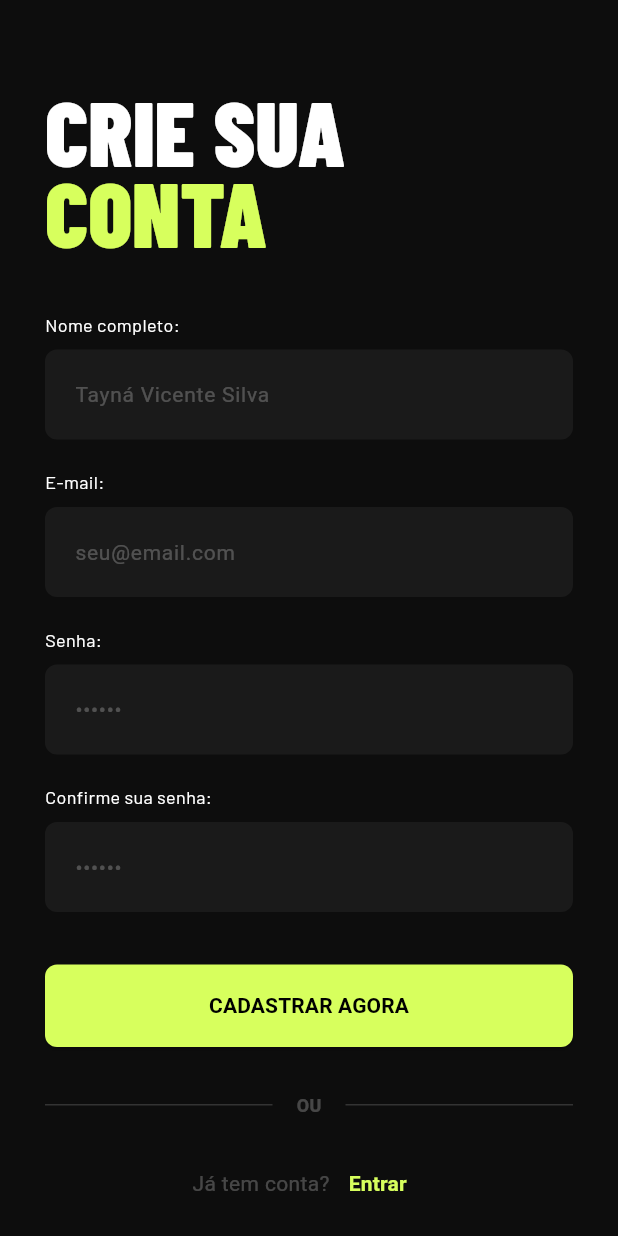
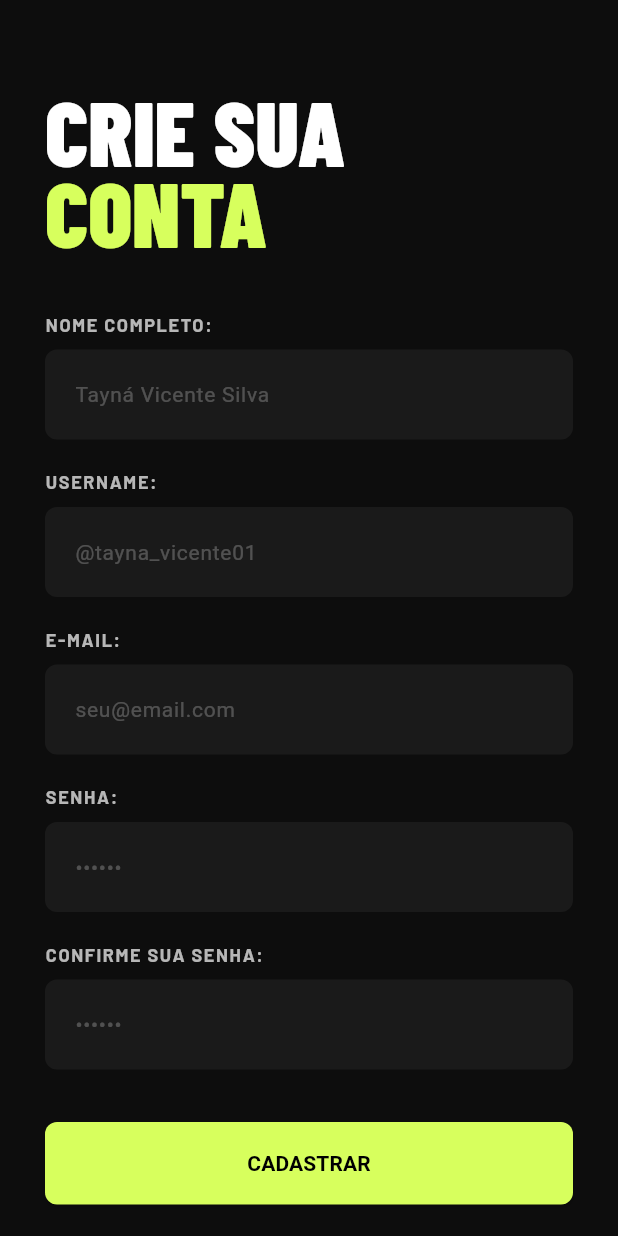
Before and after one commit to tayna01/fitness-mobile-flutter, a Flutter app: the screen it shows after launch, after a tap on "Criar conta", on a phone screen of 412 x 824 dp. Run offline on Flutter 3.47's test engine with Material 3 defaults, Android fonts, the phone set to English and light mode, and no system bars; our stand-ins replace google_fonts.

Commit message:
feat: melhorias

```diff
--- a/lib/screens/login.dart
+++ b/lib/screens/login.dart
@@ -38,11 +38,11 @@
             const SizedBox(height: 40),
 
             Text(
-              'E-mail: ',
+              'E-MAIL OU USERNAME: ',
               style: GoogleFonts.barlow(
-                color: AppColors.textPrimary,
+                color: AppColors.textPrimary.withValues(alpha: 0.7),
                 fontSize: 12,
-                fontWeight: FontWeight.normal,
+                fontWeight: FontWeight.bold,
               ),
             ),
             const SizedBox(height: 8),
@@ -50,13 +50,17 @@
             TextField(
               style: const TextStyle(color: AppColors.textPrimary),
               decoration: InputDecoration(
-                hintText: 'seu@email.com',
+                hintText: 'Digite seu e-mail ou usuário',
                 hintStyle: const TextStyle(
                   fontSize: 14,
                   color: AppColors.textSecondary,
                 ),
                 filled: true,
                 fillColor: AppColors.surface,
+                contentPadding: const EdgeInsets.symmetric(
+                  horizontal: 16,
+                  vertical: 18,
+                ),
                 border: OutlineInputBorder(
                   borderRadius: BorderRadius.circular(8),
                   borderSide: BorderSide.none,
@@ -64,14 +68,15 @@
               ),
             ),
 
-            const SizedBox(height: 15),
+            const SizedBox(height: 20),
 
             Text(
-              'Senha: ',
+              'SENHA: ',
               style: GoogleFonts.barlow(
-                color: AppColors.textPrimary,
+                color: AppColors.textPrimary.withValues(alpha: 0.7),
                 fontSize: 12,
-                fontWeight: FontWeight.normal,
+                fontWeight: FontWeight.bold,
+                letterSpacing: 1.1,
               ),
             ),
             const SizedBox(height: 8),
@@ -87,6 +92,10 @@
                 ),
                 filled: true,
                 fillColor: AppColors.surface,
+                contentPadding: const EdgeInsets.symmetric(
+                  horizontal: 16,
+                  vertical: 18,
+                ),
                 border: OutlineInputBorder(
                   borderRadius: BorderRadius.circular(8),
                   borderSide: BorderSide.none,
@@ -99,7 +108,9 @@
             SizedBox(
               height: 55,
               child: ElevatedButton(
-                onPressed: () {},
+                onPressed: () {
+                  Navigator.pushNamed(context, AppRoutes.dashboard);
+                },
                 style: ElevatedButton.styleFrom(
                   backgroundColor: AppColors.primary,
                   foregroundColor: Colors.black,
--- a/lib/screens/register.dart
+++ b/lib/screens/register.dart
@@ -1,4 +1,5 @@
 import 'package:fitness_mobile_flutter/core/utils/app_colors.dart';
+import 'package:fitness_mobile_flutter/routes/routes.dart';
 import 'package:flutter/material.dart';
 import 'package:google_fonts/google_fonts.dart';
 
@@ -36,23 +37,26 @@
             const SizedBox(height: 40),
 
             _buildFieldGroup(
-              label: 'Nome completo: ',
+              label: 'NOME COMPLETO: ',
               hint: 'Tayná Vicente Silva',
             ),
             const SizedBox(height: 20),
 
-            _buildFieldGroup(label: 'E-mail: ', hint: 'seu@email.com'),
+            _buildFieldGroup(label: 'USERNAME: ', hint: '@tayna_vicente01'),
+            const SizedBox(height: 20),
+
+            _buildFieldGroup(label: 'E-MAIL: ', hint: 'seu@email.com'),
             const SizedBox(height: 20),
 
             _buildFieldGroup(
-              label: 'Senha: ',
+              label: 'SENHA: ',
               hint: '••••••',
               isPassword: true,
             ),
             const SizedBox(height: 20),
 
             _buildFieldGroup(
-              label: 'Confirme sua senha: ',
+              label: 'CONFIRME SUA SENHA: ',
               hint: '••••••',
               isPassword: true,
             ),
@@ -62,7 +66,9 @@
             SizedBox(
               height: 55,
               child: ElevatedButton(
-                onPressed: () {},
+                onPressed: () {
+                  Navigator.pushNamed(context, AppRoutes.login);
+                },
                 style: ElevatedButton.styleFrom(
                   backgroundColor: AppColors.primary,
                   foregroundColor: Colors.black,
@@ -71,7 +77,7 @@
                   ),
                 ),
                 child: const Text(
-                  'CADASTRAR AGORA',
+                  'CADASTRAR',
                   style: TextStyle(fontWeight: FontWeight.bold),
                 ),
               ),
@@ -79,6 +85,7 @@
 
             const SizedBox(height: 30),
 
+            // DIVISOR
             Row(
               children: [
                 const Expanded(
@@ -103,6 +110,7 @@
 
             const SizedBox(height: 20),
 
+            // VOLTAR PARA LOGIN
             Row(
               mainAxisAlignment: MainAxisAlignment.center,
               children: [
@@ -139,9 +147,11 @@
         Text(
           label,
           style: GoogleFonts.barlow(
-            color: AppColors.textPrimary,
+            // Corrigido para ficar igual ao Login (suave com withValues)
+            color: AppColors.textPrimary.withValues(alpha: 0.7),
             fontSize: 12,
-            fontWeight: FontWeight.normal,
+            fontWeight: FontWeight.bold,
+            letterSpacing: 1.1,
           ),
         ),
         const SizedBox(height: 8),
```
